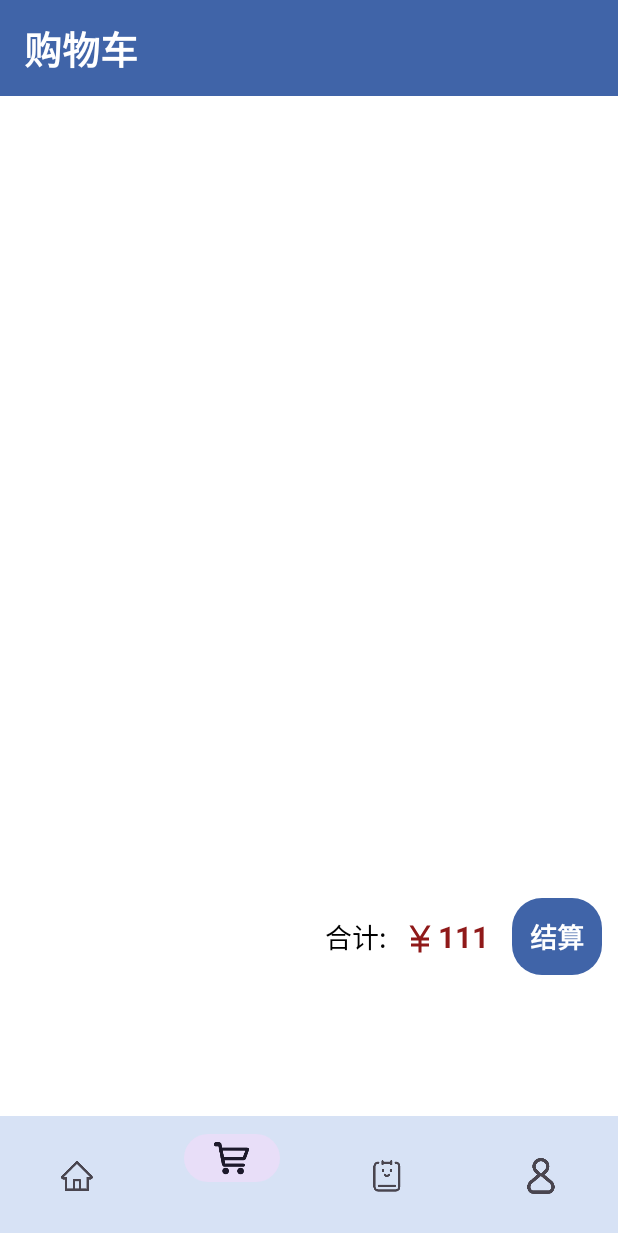
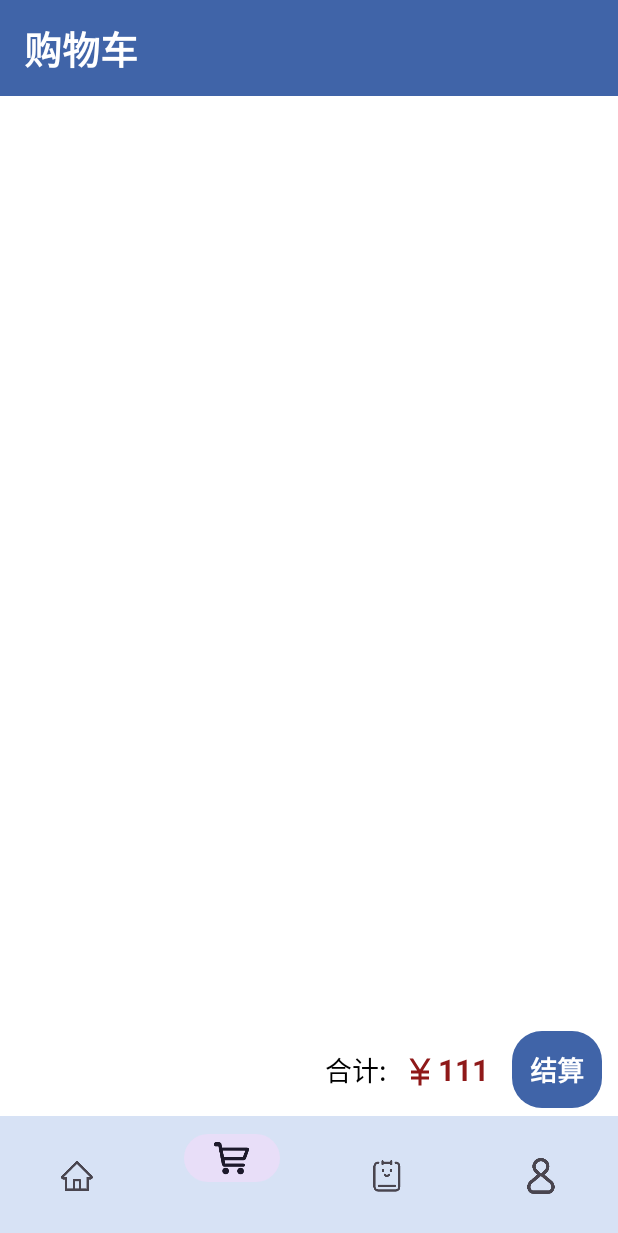
Before and after one commit to 111Jessica111/My_Application, an Android app: the HomeFragment screen opened directly, with no data from a screen before it, item 2 of the bottom bar chosen, on a phone screen of 412 x 824 dp. Shown: the top 1233 px of the screen. Run offline under Robolectric (Android 15) with nearby library versions, the phone set to English and light mode, and no system bars.

Commit message:
再次微调

```diff
--- a/app/src/main/res/layout/activity_main.xml
+++ b/app/src/main/res/layout/activity_main.xml
@@ -7,19 +7,26 @@
     android:orientation="vertical"
     tools:context=".MainActivity">
 
+    <androidx.appcompat.widget.LinearLayoutCompat
+        android:layout_width="match_parent"
+        android:layout_height="match_parent"
+        android:orientation="vertical"
+        tools:context=".MainActivity">
+
         <FrameLayout
             android:id="@+id/fl_content"
             android:layout_width="match_parent"
-        android:layout_height="match_parent"
-        android:background="@color/white"
-        />
+            android:layout_height="0dp"
+            android:layout_weight="1"
+            android:background="@color/white" />
 
         <com.google.android.material.bottomnavigation.BottomNavigationView
             android:id="@+id/btn_nvgt"
             android:layout_width="match_parent"
             android:layout_height="80dp"
-       android:layout_alignParentBottom="true"
             android:background="@color/huster_1"
-       app:menu="@menu/navigation"/>
+            app:menu="@menu/navigation" />
+
+    </androidx.appcompat.widget.LinearLayoutCompat>
 
 </RelativeLayout>
--- a/app/src/main/res/layout/fragment_home.xml
+++ b/app/src/main/res/layout/fragment_home.xml
@@ -2,7 +2,7 @@
 <LinearLayout xmlns:android="http://schemas.android.com/apk/res/android"
     xmlns:tools="http://schemas.android.com/tools"
     android:layout_width="match_parent"
-    android:layout_height="655dp"
+    android:layout_height="match_parent"
     android:orientation="vertical"
     xmlns:app="http://schemas.android.com/apk/res-auto"
     tools:context=".fragment.HomeFragment">
--- a/app/src/main/res/layout/fragment_order.xml
+++ b/app/src/main/res/layout/fragment_order.xml
@@ -2,7 +2,7 @@
 <androidx.appcompat.widget.LinearLayoutCompat xmlns:android="http://schemas.android.com/apk/res/android"
     xmlns:tools="http://schemas.android.com/tools"
     android:layout_width="match_parent"
-    android:layout_height="655dp"
+    android:layout_height="match_parent"
     xmlns:app="http://schemas.android.com/apk/res-auto"
     tools:context=".fragment.OrderFragment"
     android:background="#FEF7FF">
--- a/app/src/main/res/layout/fragment_shopcar.xml
+++ b/app/src/main/res/layout/fragment_shopcar.xml
@@ -2,7 +2,7 @@
 <RelativeLayout xmlns:android="http://schemas.android.com/apk/res/android"
     xmlns:tools="http://schemas.android.com/tools"
     android:layout_width="match_parent"
-    android:layout_height="655dp"
+    android:layout_height="match_parent"
     android:orientation="vertical"
     xmlns:app="http://schemas.android.com/apk/res-auto"
     tools:context=".fragment.ShopcarFragment"
```
Lines whose indentation alone changed are shown as unchanged.
